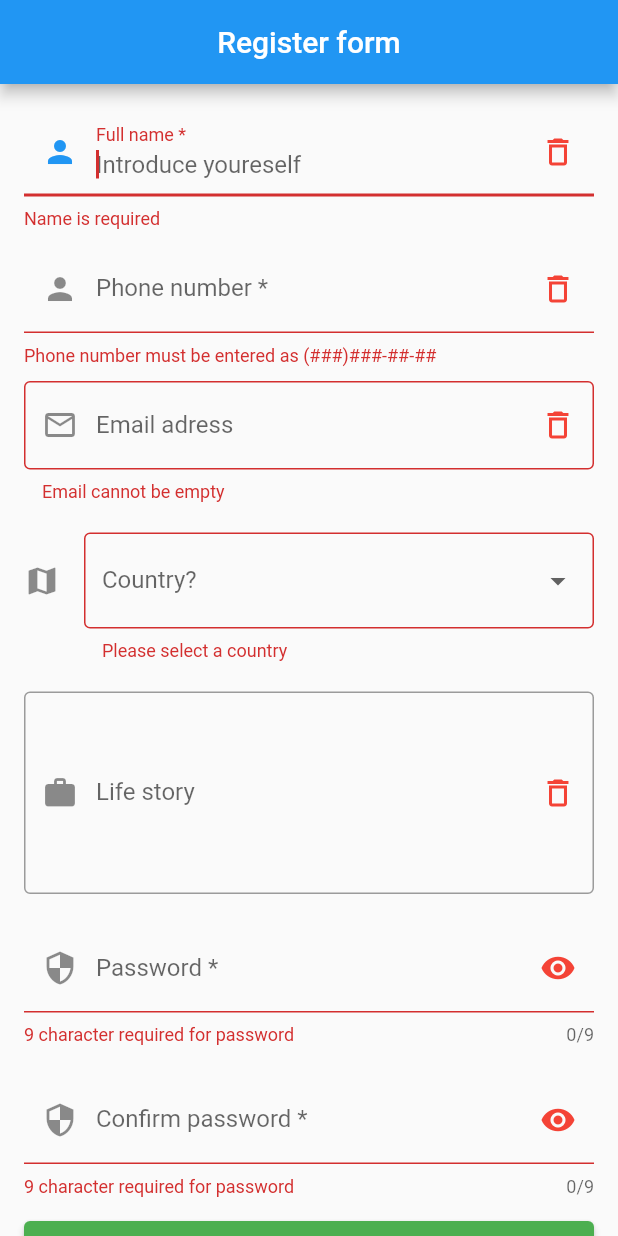
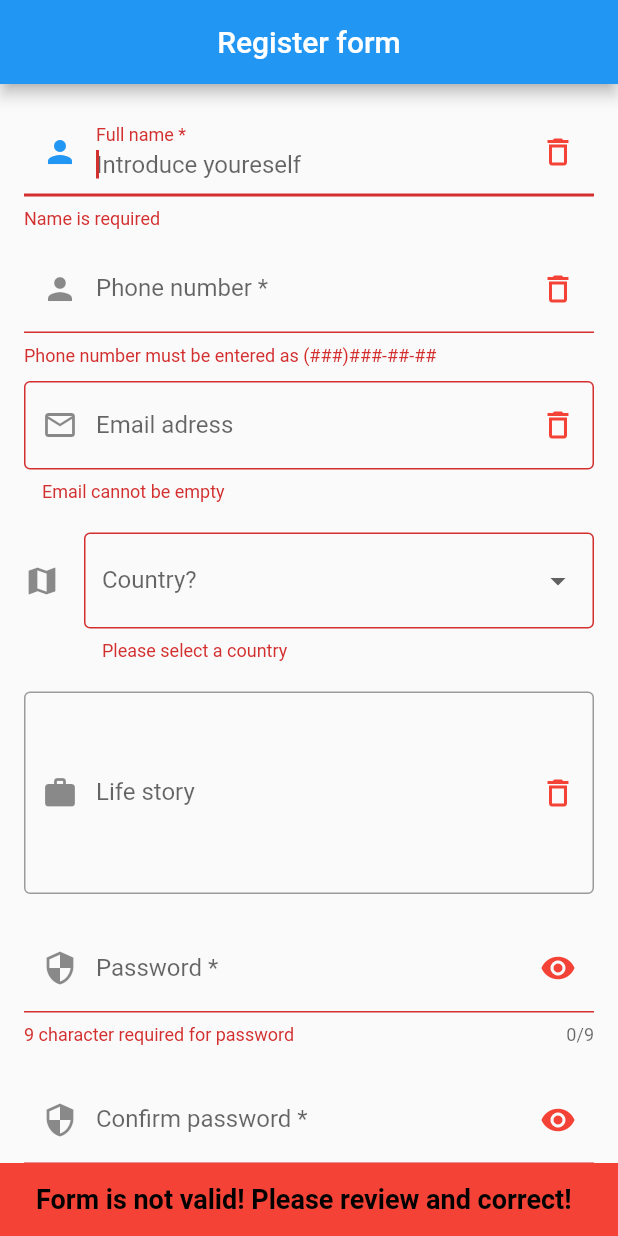
Before and after one commit to GarifullinII/flutter_form, a Flutter app: the screen it shows after launch, after a tap on "Submit form", on a phone screen of 412 x 824 dp. Run offline on Flutter 3.47's test engine with Material 2 defaults, Android fonts, the phone set to English and light mode, and no system bars.

```diff
--- a/lib/pages/register_form_page.dart
+++ b/lib/pages/register_form_page.dart
@@ -11,7 +11,10 @@ class _RegisterFormPageState extends State<RegisterFormPage> {
   bool _hidePassBot = true;
 
   final _formKey =
-      GlobalKey<FormState>(); // FormState - встроенный класс для работы с Form
+    GlobalKey<FormState>(); // FormState - встроенный класс для работы с Form
+
+  final _scaffoldKey =
+    GlobalKey<ScaffoldState>(); // глобальный ключ для реализации метода SnackBar
 
   final _nameController =
       TextEditingController(); // предоставляю доступ к значению внутри текстового поля (+управление значениями)
@@ -62,6 +65,7 @@ class _RegisterFormPageState extends State<RegisterFormPage> {
   @override
   Widget build(BuildContext context) {
     return Scaffold(
+      key: _scaffoldKey,
       appBar: AppBar(
         title: Text('Register form'),
         centerTitle: true,
@@ -382,7 +386,7 @@ class _RegisterFormPageState extends State<RegisterFormPage> {
       print('Country: ${_selectedCountry}');
       print('Story: ${_lifeController.text}');
     } else {
-      print('Form is not valid! Please review and correct!');
+      _showMessage(message: 'Form is not valid! Please review and correct!'); // метод о не валидности формы
     }
   }
 
@@ -424,4 +428,25 @@ class _RegisterFormPageState extends State<RegisterFormPage> {
       return null;
     }
   }
+
+  void _showMessage({required String message}) { // метод невалидности формы
+    _scaffoldKey.currentState?.showSnackBar(
+      SnackBar(
+        duration: Duration(
+          seconds: 5, // время отображения всплывающего уведомления
+        ),
+        backgroundColor: Colors.red,
+        content: Text(
+          message,
+          style: TextStyle(
+            color: Colors.black,
+            fontWeight: FontWeight.w600,
+            fontSize: 18.0,
+          ),
+        ),
+      ),
+    );
+  }
+
+
 }
```
